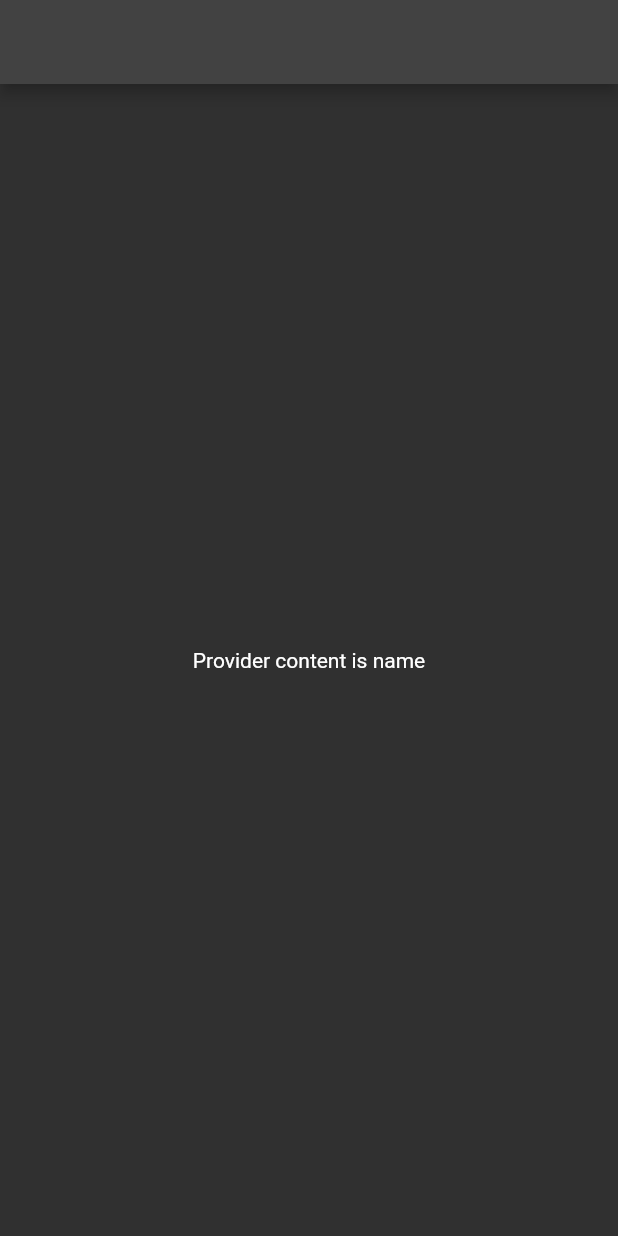
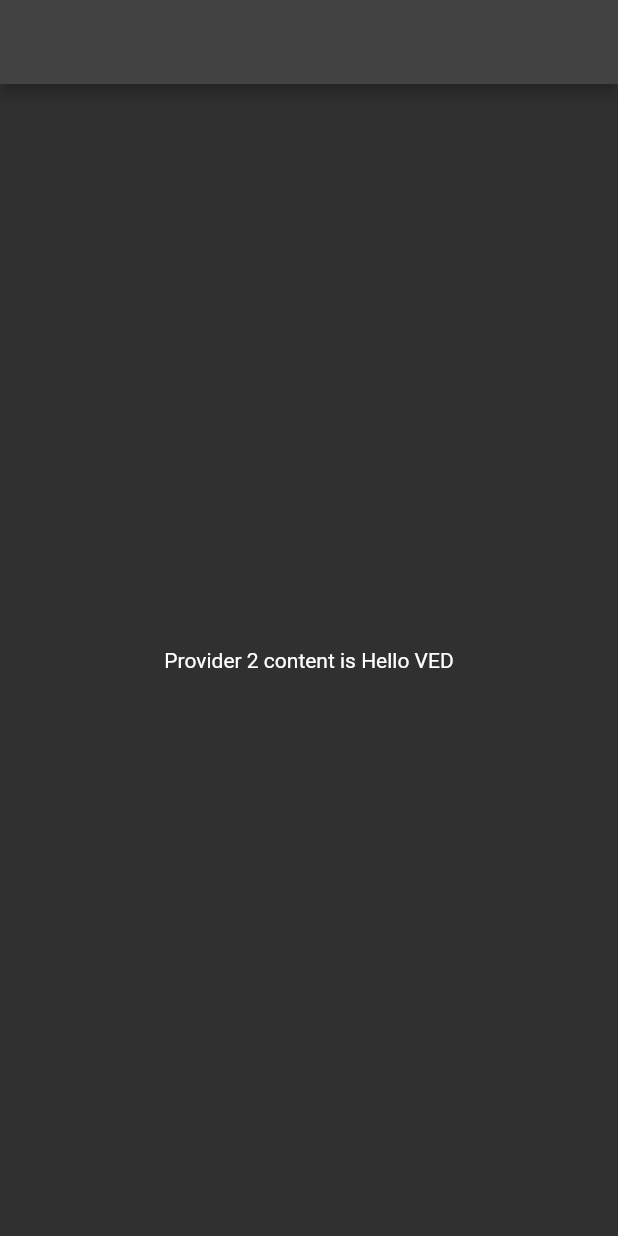
Before and after one commit to vedintech007/learn_flutter_riverpod, a Flutter app: the Example2HomePage screen opened directly, on a phone screen of 412 x 824 dp. Run offline on Flutter 3.47's test engine with Material 2 defaults, Android fonts, the phone set to English and light mode, and no system bars; our stand-ins replace hooks_riverpod.

Commit message:
example 2 Ripple

```diff
--- a/lib/home_page/ripples_home.dart
+++ b/lib/home_page/ripples_home.dart
@@ -1,7 +1,5 @@
 import 'package:flutter/material.dart';
-import 'package:hooks_riverpod/hooks_riverpod.dart';
-import 'package:riverpod_tutorials/main.dart';
-import 'package:riverpod_tutorials/ripples_playlist/example2.dart';
+import 'package:riverpod_tutorials/ripples_playlist/example3.dart';
 
 class RipplesHome extends StatelessWidget {
   const RipplesHome({super.key});
@@ -20,7 +18,7 @@ class RipplesHome extends StatelessWidget {
       ),
       themeMode: ThemeMode.dark,
       darkTheme: ThemeData.dark(),
-      home: const Example2HomePage(),
+      home: const Example3HomePage(),
     );
   }
 }
--- a/lib/ripples_playlist/example2.dart
+++ b/lib/ripples_playlist/example2.dart
@@ -9,8 +9,12 @@ class Example2HomePage extends StatelessWidget {
   Widget build(BuildContext context) {
     return Scaffold(
       appBar: AppBar(),
-      body: const Center(
-        child: Text("Provider content is name"),
+      body: Center(
+        child: Consumer(builder: (context, ref, child) {
+          final name = ref.watch(nameProvider);
+
+          return Text("Provider 2 content is $name");
+        }),
       ),
     );
   }
```
Also changed, not shown: lib/ripples_playlist/example3.dart (added, +30 -0 lines), 1 other file.
